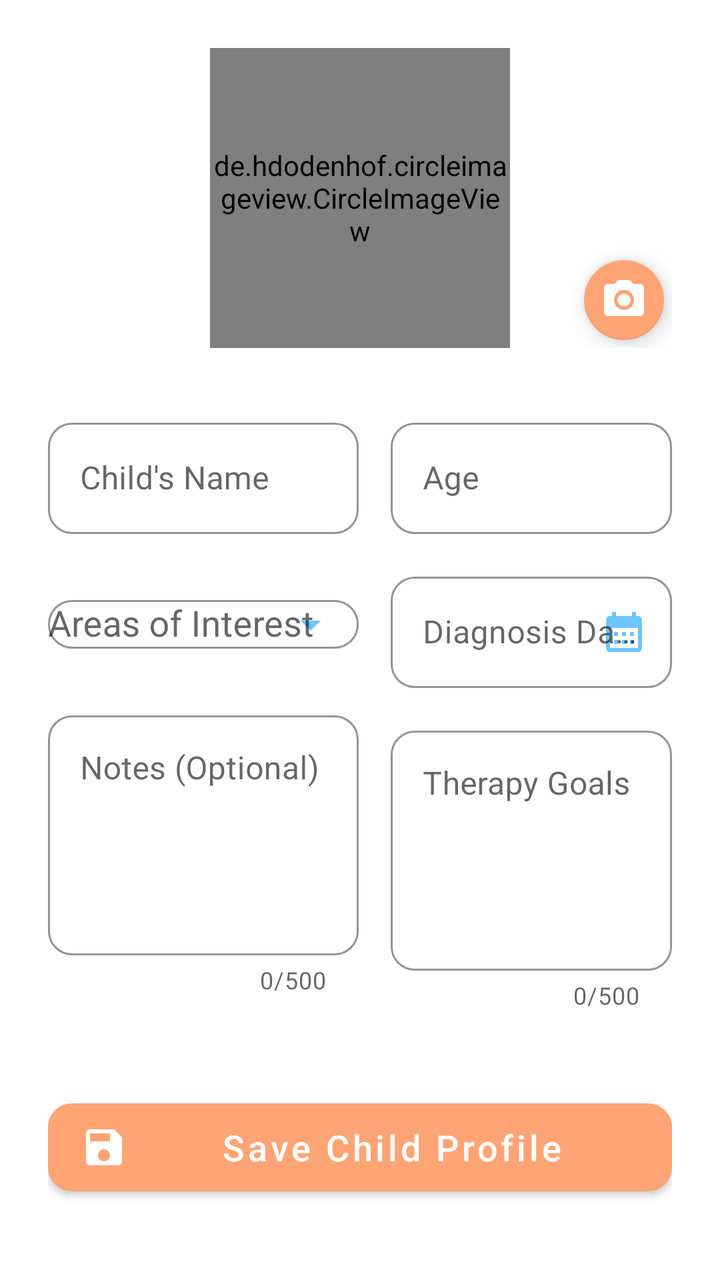
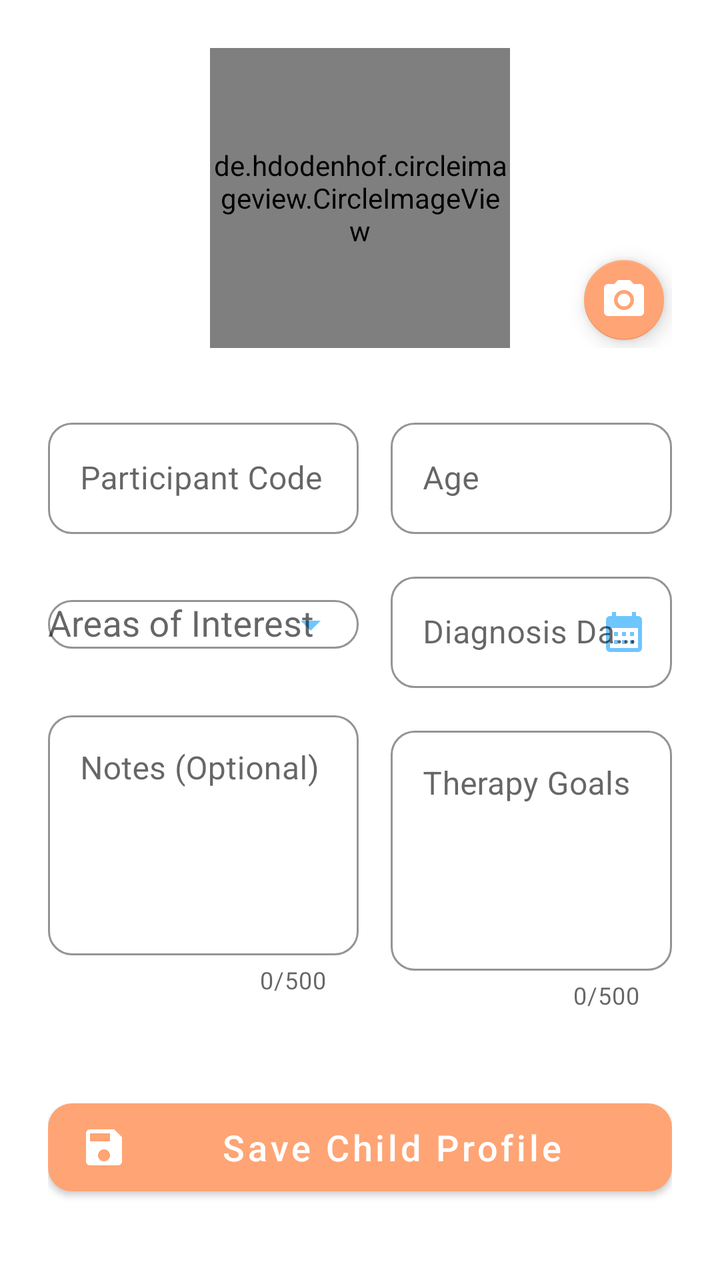

Two renders of the same Android screen: before a commit and after it. Below are the layout's source before the change and the commit's diff.
<!-- AndroidManifest.xml: application theme Theme.PepperGPTIntegration -->
<!-- res/layout/fragment_add_child.xml -->
<?xml version="1.0" encoding="utf-8"?>
<androidx.coordinatorlayout.widget.CoordinatorLayout
    xmlns:android="http://schemas.android.com/apk/res/android"
    xmlns:app="http://schemas.android.com/apk/res-auto"
    android:layout_width="match_parent"
    android:layout_height="match_parent"
    android:background="#FFFFFF">
















    <ScrollView
        android:layout_width="match_parent"
        android:layout_height="match_parent"
        app:layout_behavior="@string/appbar_scrolling_view_behavior">

        <LinearLayout
            android:layout_width="match_parent"
            android:layout_height="wrap_content"
            android:orientation="vertical"
            android:padding="24dp">

            
            <FrameLayout
                android:layout_width="match_parent"
                android:layout_height="wrap_content"
                android:layout_gravity="center"
                android:layout_marginBottom="32dp">

                <de.hdodenhof.circleimageview.CircleImageView
                    android:id="@+id/profileImage"
                    android:layout_width="150dp"
                    android:layout_height="150dp"
                    android:layout_gravity="center"
                    android:src="@drawable/ic_person"
                    app:civ_border_color="#D4BFFF"
                    app:civ_border_width="4dp"/>

                <com.google.android.material.floatingactionbutton.FloatingActionButton
                    android:id="@+id/addPhotoButton"
                    android:layout_width="wrap_content"
                    android:layout_height="wrap_content"
                    android:layout_gravity="bottom|end"
                    android:src="@drawable/ic_camera"
                    app:backgroundTint="#FFA474"
                    app:fabSize="mini"
                    app:tint="#FFFFFF"/>
            </FrameLayout>

            
            <LinearLayout
                android:layout_width="match_parent"
                android:layout_height="wrap_content"
                android:orientation="horizontal"
                android:baselineAligned="false"
                android:weightSum="1">

                
                <LinearLayout
                    android:layout_width="0dp"
                    android:layout_height="wrap_content"
                    android:layout_weight="0.55"
                    android:orientation="vertical"
                    android:paddingEnd="16dp">

                    
                    <com.google.android.material.textfield.TextInputLayout
                        android:id="@+id/nameInputLayout"
                        style="@style/Widget.MaterialComponents.TextInputLayout.OutlinedBox"
                        android:layout_width="match_parent"
                        android:layout_height="wrap_content"
                        android:layout_marginBottom="16dp"
                        android:hint="Child's Name"
                        app:boxStrokeColor="#6EC6FF"
                        app:hintTextColor="#B0BEC5"
                        app:boxCornerRadiusTopStart="12dp"
                        app:boxCornerRadiusTopEnd="12dp"
                        app:boxCornerRadiusBottomStart="12dp"
                        app:boxCornerRadiusBottomEnd="12dp"
                        app:endIconMode="clear_text"
                        app:endIconTint="#6EC6FF">

                    <com.google.android.material.textfield.TextInputEditText
                        android:id="@+id/nameEditText"
                        android:layout_width="match_parent"
                        android:layout_height="wrap_content"
                        android:inputType="textPersonName"
                        android:textColor="#37474F"
                        android:textColorHint="#B0BEC5"/>
                </com.google.android.material.textfield.TextInputLayout>

                
                <com.google.android.material.textfield.TextInputLayout
                    android:id="@+id/interestsInputLayout"
                    style="@style/Widget.MaterialComponents.TextInputLayout.OutlinedBox"
                    android:layout_width="match_parent"
                    android:layout_height="wrap_content"
                    android:layout_marginBottom="16dp"
                    android:hint="Areas of Interest"
                    app:boxStrokeColor="#6EC6FF"
                    app:hintTextColor="#B0BEC5"
                    app:boxCornerRadiusTopStart="12dp"
                    app:boxCornerRadiusTopEnd="12dp"
                    app:boxCornerRadiusBottomStart="12dp"
                    app:boxCornerRadiusBottomEnd="12dp"
                    app:endIconMode="dropdown_menu"
                    app:endIconTint="#6EC6FF">

                <AutoCompleteTextView
                    android:id="@+id/interestsDropdown"
                    android:layout_width="match_parent"
                    android:layout_height="wrap_content"
                    android:textColor="#37474F"
                    android:textColorHint="#B0BEC5"
                    android:inputType="none"/>
            </com.google.android.material.textfield.TextInputLayout>

            
            <com.google.android.material.textfield.TextInputLayout
                android:id="@+id/notesInputLayout"
                style="@style/Widget.MaterialComponents.TextInputLayout.OutlinedBox"
                android:layout_width="match_parent"
                android:layout_height="wrap_content"
                android:layout_marginBottom="16dp"
                android:hint="Notes (Optional)"
                app:boxStrokeColor="#6EC6FF"
                app:hintTextColor="#B0BEC5"
                app:boxCornerRadiusTopStart="12dp"
                app:boxCornerRadiusTopEnd="12dp"
                app:boxCornerRadiusBottomStart="12dp"
                app:boxCornerRadiusBottomEnd="12dp"
                app:counterEnabled="true"
                app:counterMaxLength="500">

            <com.google.android.material.textfield.TextInputEditText
                android:id="@+id/notesEditText"
                android:layout_width="match_parent"
                android:layout_height="120dp"
                android:gravity="top"
                android:inputType="textMultiLine"
                android:maxLength="500"
                android:textColor="#37474F"
                android:textColorHint="#B0BEC5"/>
        </com.google.android.material.textfield.TextInputLayout>
    </LinearLayout>

    
    <LinearLayout
        android:layout_width="0dp"
        android:layout_height="wrap_content"
        android:layout_weight="0.45"
        android:orientation="vertical">

        
        <com.google.android.material.textfield.TextInputLayout
            android:id="@+id/ageInputLayout"
            style="@style/Widget.MaterialComponents.TextInputLayout.OutlinedBox"
            android:layout_width="match_parent"
            android:layout_height="wrap_content"
            android:layout_marginBottom="16dp"
            android:hint="Age"
            app:boxStrokeColor="#6EC6FF"
            app:hintTextColor="#B0BEC5"
            app:boxCornerRadiusTopStart="12dp"
            app:boxCornerRadiusTopEnd="12dp"
            app:boxCornerRadiusBottomStart="12dp"
            app:boxCornerRadiusBottomEnd="12dp"
            app:endIconMode="clear_text"
            app:endIconTint="#6EC6FF">

        <com.google.android.material.textfield.TextInputEditText
            android:id="@+id/ageEditText"
            android:layout_width="match_parent"
            android:layout_height="wrap_content"
            android:inputType="number"
            android:textColor="#37474F"
            android:textColorHint="#B0BEC5"/>
    </com.google.android.material.textfield.TextInputLayout>

    
    <com.google.android.material.textfield.TextInputLayout
        android:id="@+id/diagnosisDateInputLayout"
        style="@style/Widget.MaterialComponents.TextInputLayout.OutlinedBox"
        android:layout_width="match_parent"
        android:layout_height="wrap_content"
        android:layout_marginBottom="16dp"
        android:hint="Diagnosis Date"
        app:boxStrokeColor="#6EC6FF"
        app:hintTextColor="#B0BEC5"
        app:boxCornerRadiusTopStart="12dp"
        app:boxCornerRadiusTopEnd="12dp"
        app:boxCornerRadiusBottomStart="12dp"
        app:boxCornerRadiusBottomEnd="12dp"
        app:endIconMode="custom"
        app:endIconDrawable="@drawable/ic_calendar"
        app:endIconTint="#6EC6FF">

    <com.google.android.material.textfield.TextInputEditText
        android:id="@+id/diagnosisDateEditText"
        android:layout_width="match_parent"
        android:layout_height="wrap_content"
        android:clickable="true"
        android:focusable="false"
        android:textColor="#37474F"
        android:textColorHint="#B0BEC5"/>
</com.google.android.material.textfield.TextInputLayout>

    
    <com.google.android.material.textfield.TextInputLayout
        android:id="@+id/goalsInputLayout"
        style="@style/Widget.MaterialComponents.TextInputLayout.OutlinedBox"
        android:layout_width="match_parent"
        android:layout_height="wrap_content"
        android:layout_marginBottom="16dp"
        android:hint="Therapy Goals"
        app:boxStrokeColor="#6EC6FF"
        app:hintTextColor="#B0BEC5"
        app:boxCornerRadiusTopStart="12dp"
        app:boxCornerRadiusTopEnd="12dp"
        app:boxCornerRadiusBottomStart="12dp"
        app:boxCornerRadiusBottomEnd="12dp"
        app:counterEnabled="true"
        app:counterMaxLength="500">

    <com.google.android.material.textfield.TextInputEditText
        android:id="@+id/goalsEditText"
        android:layout_width="match_parent"
        android:layout_height="120dp"
        android:gravity="top"
        android:inputType="textMultiLine"
        android:maxLength="500"
        android:textColor="#37474F"
        android:textColorHint="#B0BEC5"/>
    </com.google.android.material.textfield.TextInputLayout>
    </LinearLayout>
    </LinearLayout>

    
    <com.google.android.material.button.MaterialButton
        android:id="@+id/submitButton"
        android:layout_width="match_parent"
        android:layout_height="56dp"
        android:layout_marginTop="24dp"
        android:text="Save Child Profile"
        android:textAllCaps="false"
        android:textColor="#FFFFFF"
        android:textSize="18sp"
        app:icon="@drawable/ic_save"
        app:iconTint="#FFFFFF"
        app:backgroundTint="#FFA474"
        app:cornerRadius="12dp"/>

    
    <com.google.android.material.progressindicator.LinearProgressIndicator
        android:id="@+id/progressIndicator"
        android:layout_width="match_parent"
        android:layout_height="4dp"
        android:indeterminate="true"
        android:visibility="gone"
        app:indicatorColor="#6EC6FF"/>
    </LinearLayout>
    </ScrollView>
</androidx.coordinatorlayout.widget.CoordinatorLayout>
<!-- resources referenced by this layout -->
<resources>
  <!-- drawable ic_calendar (drawable) -->
  <vector xmlns:android="http://schemas.android.com/apk/res/android"
      android:width="24dp"
      android:height="24dp"
      android:viewportWidth="24"
      android:viewportHeight="24"
      android:tint="?attr/colorControlNormal">
    <path
        android:fillColor="@android:color/white"
        android:pathData="M19,4h-1V2h-2v2H8V2H6v2H5C3.89,4 3.01,4.9 3.01,6L3,20c0,1.1 0.89,2 2,2h14c1.1,0 2,-0.9 2,-2V6C21,4.9 20.1,4 19,4zM19,20H5V10h14V20zM9,14H7v-2h2V14zM13,14h-2v-2h2V14zM17,14h-2v-2h2V14zM9,18H7v-2h2V18zM13,18h-2v-2h2V18zM17,18h-2v-2h2V18z"/>
  </vector>
  <!-- drawable ic_camera (drawable) -->
  <vector xmlns:android="http://schemas.android.com/apk/res/android"
      android:width="24dp"
      android:height="24dp"
      android:viewportWidth="24"
      android:viewportHeight="24"
      android:tint="?attr/colorControlNormal">
    <path
        android:fillColor="@android:color/white"
        android:pathData="M12,12m-3.2,0a3.2,3.2 0,1 1,6.4 0a3.2,3.2 0,1 1,-6.4 0"/>
    <path
        android:fillColor="@android:color/white"
        android:pathData="M9,2L7.17,4L4,4c-1.1,0 -2,0.9 -2,2v12c0,1.1 0.9,2 2,2h16c1.1,0 2,-0.9 2,-2L22,6c0,-1.1 -0.9,-2 -2,-2h-3.17L15,2L9,2zM12,17c-2.76,0 -5,-2.24 -5,-5s2.24,-5 5,-5 5,2.24 5,5 -2.24,5 -5,5z"/>
  </vector>
  <!-- drawable ic_person (drawable) -->
  <vector xmlns:android="http://schemas.android.com/apk/res/android"
      android:width="24dp"
      android:height="24dp"
      android:viewportWidth="24"
      android:viewportHeight="24"
      android:tint="?attr/colorControlNormal">
    <path
        android:fillColor="@android:color/white"
        android:pathData="M12,12c2.21,0 4,-1.79 4,-4s-1.79,-4 -4,-4 -4,1.79 -4,4 1.79,4 4,4zM12,14c-2.67,0 -8,1.34 -8,4v2h16v-2c0,-2.66 -5.33,-4 -8,-4z"/>
  </vector>
  <!-- drawable ic_save (drawable) -->
  <vector xmlns:android="http://schemas.android.com/apk/res/android"
      android:width="24dp"
      android:height="24dp"
      android:viewportWidth="24"
      android:viewportHeight="24"
      android:tint="?attr/colorControlNormal">
    <path
        android:fillColor="@android:color/white"
        android:pathData="M17,3L5,3c-1.11,0 -2,0.9 -2,2v14c0,1.1 0.89,2 2,2h14c1.1,0 2,-0.9 2,-2L21,7l-4,-4zM12,19c-1.66,0 -3,-1.34 -3,-3s1.34,-3 3,-3 3,1.34 3,3 -1.34,3 -3,3zM15,9L5,9L5,5h10v4z"/>
  </vector>
  <style name="Theme.PepperGPTIntegration" parent="Theme.MaterialComponents.DayNight.DarkActionBar">
          
          <item name="colorPrimary">#6EC6FF</item>
          <item name="colorPrimaryVariant">@color/purple_700</item>
          <item name="colorOnPrimary">@color/white</item>
          
          <item name="colorSecondary">@color/teal_200</item>
          <item name="colorSecondaryVariant">@color/teal_700</item>
          <item name="colorOnSecondary">@color/black</item>
  
          
          <item name="android:statusBarColor" tools:targetApi="l">?attr/colorPrimaryVariant</item>
          
  
          <item name="android:navigationBarColor">?attr/colorSurface</item>
      </style>
  <color name="purple_700">#FF3700B3</color>
  <color name="white">#FFFFFFFF</color>
  <color name="teal_200">#FF03DAC5</color>
  <color name="teal_700">#FF018786</color>
  <color name="black">#FF000000</color>
</resources>

<!-- the commit's change to res/layout/fragment_add_child.xml (unified diff, before → after) -->
@@ -82,7 +82,7 @@
                         android:layout_width="match_parent"
                         android:layout_height="wrap_content"
                         android:layout_marginBottom="16dp"
-                        android:hint="Child's Name"
+                        android:hint="Participant Code"
                         app:boxStrokeColor="#6EC6FF"
                         app:hintTextColor="#B0BEC5"
                         app:boxCornerRadiusTopStart="12dp"
